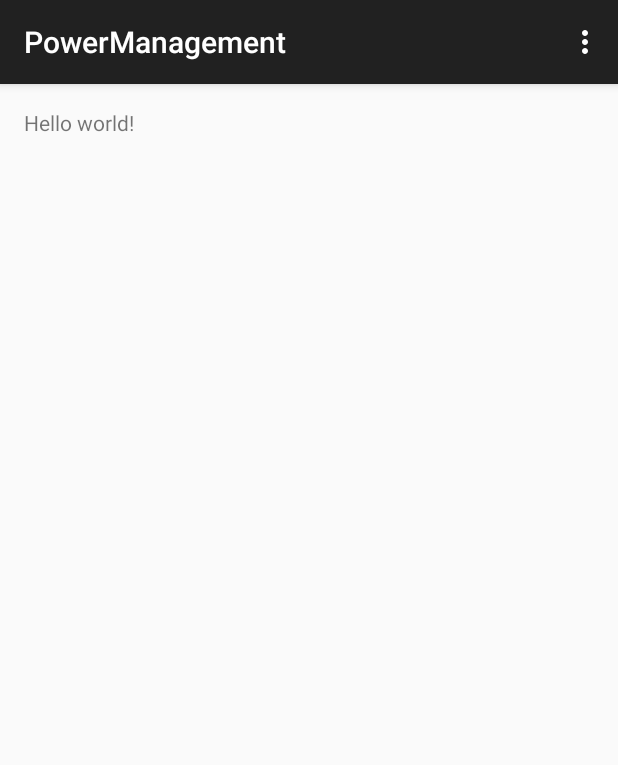
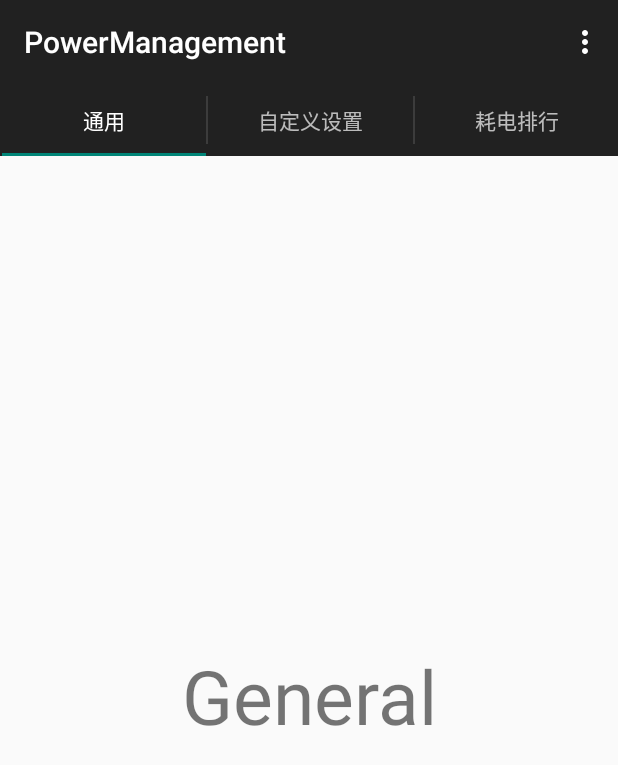
Before and after one commit to Gaoxiang-Zhang/PowerManagement, an Android app: the screen it shows after launch (MainActivity), on a phone screen of 412 x 824 dp. Shown: the top 765 px of the screen. Run offline under Robolectric (Android 15) with nearby library versions, the light colour scheme and no system bars.

Commit message:
Changes with ViewPager on 15/1/25

```diff
--- a/app/src/main/AndroidManifest.xml
+++ b/app/src/main/AndroidManifest.xml
@@ -12,7 +12,6 @@
             android:label="@string/app_name" >
             <intent-filter>
                 <action android:name="android.intent.action.MAIN" />
-
                 <category android:name="android.intent.category.LAUNCHER" />
             </intent-filter>
         </activity>
--- /dev/null
+++ b/app/src/main/java/com/example/administrator/powermanagement/GeneralFragment.java
@@ -0,0 +1,15 @@
+package com.example.administrator.powermanagement;
+
+import android.os.Bundle;
+import android.support.v4.app.Fragment;
+import android.view.LayoutInflater;
+import android.view.View;
+import android.view.ViewGroup;
+
+public class GeneralFragment extends Fragment {
+    @Override
+    public View onCreateView(LayoutInflater inflater, ViewGroup container, Bundle savedInstanceState){
+        View general = inflater.inflate(R.layout.general_fragment,container,false);
+        return general;
+    }
+}
--- a/app/src/main/java/com/example/administrator/powermanagement/MainActivity.java
+++ b/app/src/main/java/com/example/administrator/powermanagement/MainActivity.java
@@ -1,20 +1,61 @@
 package com.example.administrator.powermanagement;
 
+import android.support.v7.app.ActionBar;
 import android.support.v7.app.ActionBarActivity;
+import android.support.v4.app.FragmentTransaction;
+import android.support.v4.view.ViewPager;
 import android.os.Bundle;
 import android.view.Menu;
 import android.view.MenuItem;
 
 
-public class MainActivity extends ActionBarActivity {
+public class MainActivity extends ActionBarActivity implements ActionBar.TabListener {
+
+    /*
+        Variable definition:
+        viewPager, actionbar: realize switched tabs
+        mAdapter: object of TabsPagerAdapter, used as logic of tabs
+        tab_names: names of tabs
+     */
+    private ViewPager viewPager;
+    private TabsPagerAdapter mAdapter;
+    private ActionBar actionBar;
+    private String[] tab_names = {"通用","自定义设置","耗电排行"};
 
     @Override
     protected void onCreate(Bundle savedInstanceState) {
         super.onCreate(savedInstanceState);
         setContentView(R.layout.activity_main);
+
+        //Set up the action bar.
+        actionBar = getSupportActionBar();
+        actionBar.setNavigationMode(ActionBar.NAVIGATION_MODE_TABS);
+
+        // Create the adapter that will return a defined fragment in TabsPageAdapter.
+        mAdapter = new TabsPagerAdapter(getSupportFragmentManager());
+
+        // Set up the ViewPager with the sections adapter.
+        viewPager = (ViewPager) findViewById(R.id.pager);
+        viewPager.setAdapter(mAdapter);
+
+        //When swiping between different sections, select the corresponding tab.
+        viewPager.setOnPageChangeListener(new ViewPager.SimpleOnPageChangeListener() {
+            @Override
+            public void onPageSelected(int position) {
+                // on changing the page
+                // make respected tab selected
+                actionBar.setSelectedNavigationItem(position);
+            }
+        });
+
+        //set name for each tab
+        for (String tab_name : tab_names) {
+            actionBar.addTab(actionBar.newTab().setText(tab_name)
+                    .setTabListener(this));
+        }
     }
 
-
+    //Set menu
     @Override
     public boolean onCreateOptionsMenu(Menu menu) {
         // Inflate the menu; this adds items to the action bar if it is present.
@@ -36,4 +77,18 @@ public class MainActivity extends ActionBarActivity {
 
         return super.onOptionsItemSelected(item);
     }
+    @Override
+    public void onTabSelected(ActionBar.Tab tab, FragmentTransaction fragmentTransaction) {
+        // When the given tab is selected, switch to the corresponding page in
+        // the ViewPager.
+        viewPager.setCurrentItem(tab.getPosition());
+    }
+
+    @Override
+    public void onTabUnselected(ActionBar.Tab tab, FragmentTransaction fragmentTransaction) {
+    }
+
+    @Override
+    public void onTabReselected(ActionBar.Tab tab, FragmentTransaction fragmentTransaction) {
+    }
 }
--- /dev/null
+++ b/app/src/main/java/com/example/administrator/powermanagement/OptionsFragment.java
@@ -0,0 +1,15 @@
+package com.example.administrator.powermanagement;
+
+import android.os.Bundle;
+import android.support.v4.app.Fragment;
+import android.view.LayoutInflater;
+import android.view.View;
+import android.view.ViewGroup;
+
+public class OptionsFragment extends Fragment {
+    @Override
+    public View onCreateView(LayoutInflater inflater, ViewGroup container, Bundle savedInstanceState){
+        View options = inflater.inflate(R.layout.options_fragment,container,false);
+        return options;
+    }
+}
--- /dev/null
+++ b/app/src/main/java/com/example/administrator/powermanagement/TabsPagerAdapter.java
@@ -0,0 +1,28 @@
+package com.example.administrator.powermanagement;
+
+import android.support.v4.app.FragmentManager;
+import android.support.v4.app.Fragment;
+import android.support.v4.app.FragmentPagerAdapter;
+
+
+public class TabsPagerAdapter extends FragmentPagerAdapter {
+    public TabsPagerAdapter(FragmentManager fm){
+        super(fm);
+    }
+    @Override
+    public Fragment getItem(int index){
+        switch(index) {
+            case 0:
+                return new GeneralFragment();
+            case 1:
+                return new OptionsFragment();
+            case 2:
+                return new ConsumerFragment();
+        }
+        return null;
+    }
+    @Override
+    public int getCount() {
+        return 3;
+    }
+}
--- a/app/src/main/res/layout/activity_main.xml
+++ b/app/src/main/res/layout/activity_main.xml
@@ -1,11 +1,6 @@
-<LinearLayout xmlns:android="http://schemas.android.com/apk/res/android"
-    xmlns:tools="http://schemas.android.com/tools" android:layout_width="match_parent"
-    android:layout_height="match_parent" android:paddingLeft="@dimen/activity_horizontal_margin"
-    android:paddingRight="@dimen/activity_horizontal_margin"
-    android:paddingTop="@dimen/activity_vertical_margin"
-    android:paddingBottom="@dimen/activity_vertical_margin" tools:context=".MainActivity">
-
-    <TextView android:text="@string/hello_world" android:layout_width="wrap_content"
-        android:layout_height="wrap_content" />
-
-</LinearLayout>
+<android.support.v4.view.ViewPager
+    xmlns:android="http://schemas.android.com/apk/res/android"
+    android:id="@+id/pager"
+    android:layout_width="match_parent"
+    android:layout_height="match_parent">
+</android.support.v4.view.ViewPager>
--- /dev/null
+++ b/app/src/main/res/layout/general_fragment.xml
@@ -0,0 +1,17 @@
+<?xml version="1.0" encoding="utf-8"?>
+<LinearLayout
+    xmlns:android="http://schemas.android.com/apk/res/android"
+    android:padding="20dp"
+    android:orientation="vertical"
+    android:layout_width="match_parent"
+    android:layout_height="match_parent"
+    android:gravity="center">
+
+    <TextView
+        android:text="General"
+        android:layout_width="fill_parent"
+        android:layout_height="wrap_content"
+        android:gravity="center"
+        android:textSize="50sp"/>
+
+</LinearLayout>
--- a/app/src/main/res/values/styles.xml
+++ b/app/src/main/res/values/styles.xml
@@ -4,5 +4,4 @@
     <style name="AppTheme" parent="Theme.AppCompat.Light.DarkActionBar">
         <!-- Customize your theme here. -->
     </style>
-
 </resources>
```
Also changed, not shown: app/src/main/java/com/example/administrator/powermanagement/ConsumerFragment.java (added, +15 -0 lines), app/src/main/res/layout/consumer_fragment.xml (added, +17 -0 lines), app/src/main/res/layout/options_fragment.xml (added, +17 -0 lines), 1 other file.
